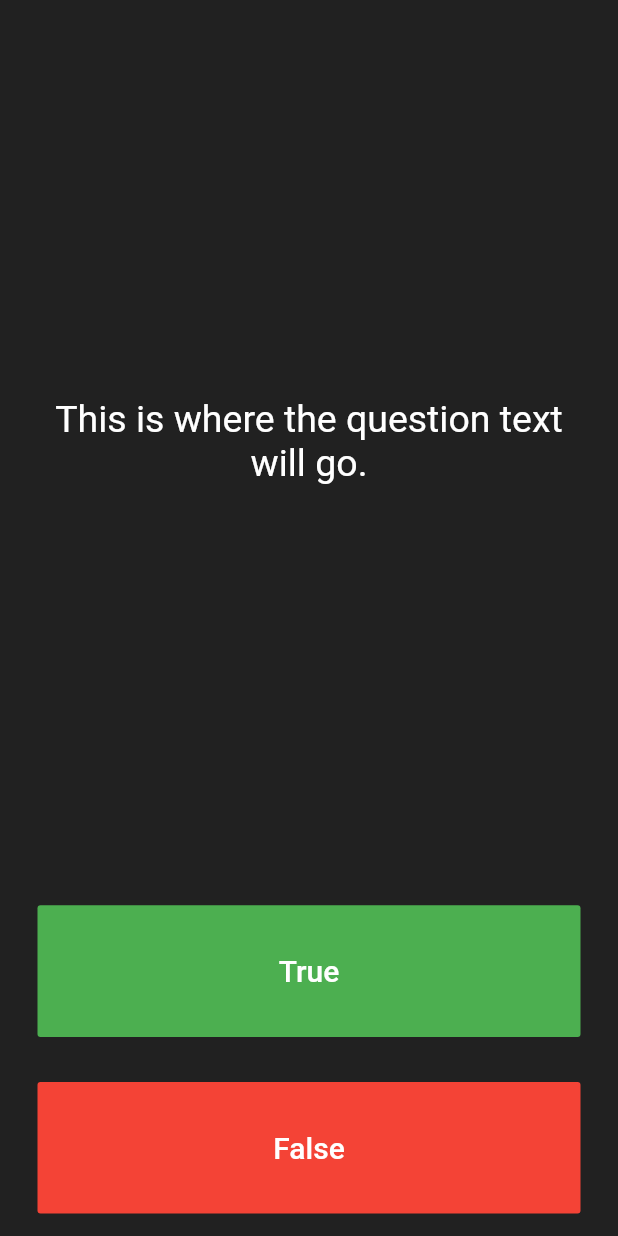
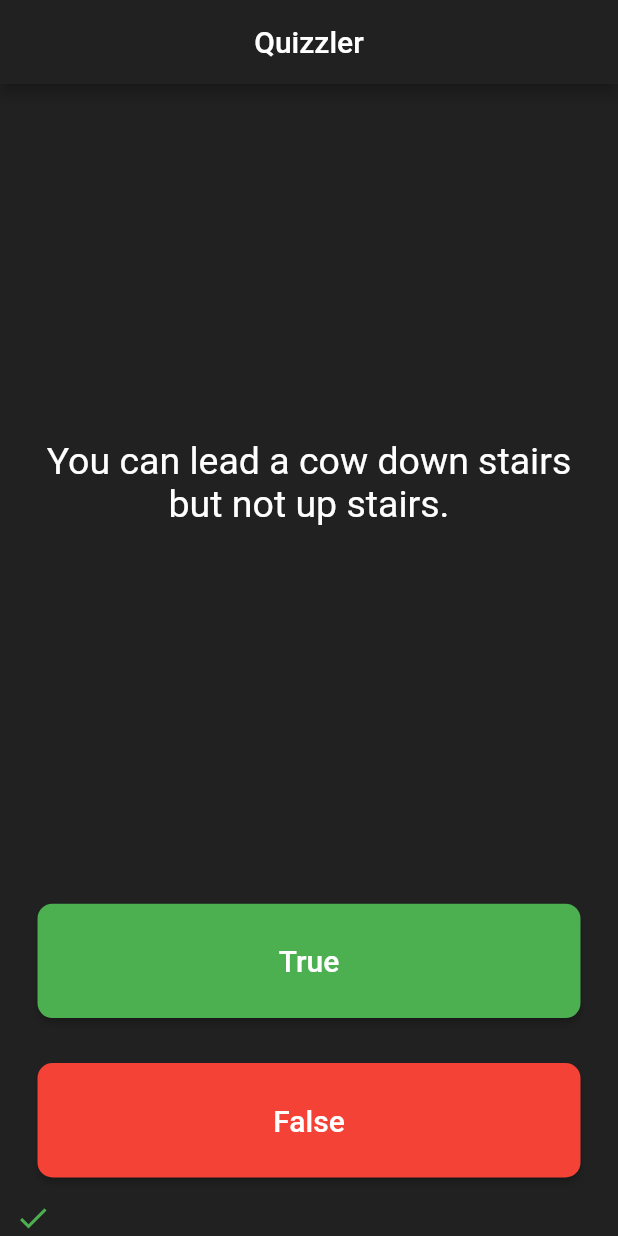
Before and after one commit to iamkishansharma/quizzler-flutter, a Flutter app: the screen it shows after launch, after a tap on "True", on a phone screen of 412 x 824 dp. Run offline on Flutter 3.47's test engine with Material 2 defaults, Android fonts, the phone set to English and light mode, and no system bars; our stand-ins replace rflutter_alert.

Commit message:
Challenge Completed

```diff
--- a/lib/main.dart
+++ b/lib/main.dart
@@ -1,4 +1,8 @@
 import 'package:flutter/material.dart';
+import 'quiz_brain.dart';
+import 'package:rflutter_alert/rflutter_alert.dart';
+
+QuizBrain quizBrain = new QuizBrain();
 
 void main() => runApp(Quizzler());
 
@@ -6,7 +10,13 @@ class Quizzler extends StatelessWidget {
   @override
   Widget build(BuildContext context) {
     return MaterialApp(
+      debugShowCheckedModeBanner: false,
       home: Scaffold(
+        appBar: AppBar(
+          title: Text('Quizzler'),
+          centerTitle: true,
+          backgroundColor: Colors.grey.shade900,
+        ),
         backgroundColor: Colors.grey.shade900,
         body: SafeArea(
           child: Padding(
@@ -25,6 +35,51 @@ class QuizPage extends StatefulWidget {
 }
 
 class _QuizPageState extends State<QuizPage> {
+  List<Icon> scoreKeeper = [];
+  void chekAnswer(bool userPickedAnswer) {
+    bool correctAnswer = quizBrain.getQuestionAnswer();
+
+    setState(() {
+      if (quizBrain.isFinished() == true) {
+        Alert(
+          context: context,
+          title: 'Finished!',
+          desc: 'You\'ve reached the end of the quiz.',
+        ).show();
+        quizBrain.reset();
+        scoreKeeper = [];
+      } else {
+        if (userPickedAnswer == correctAnswer) {
+          scoreKeeper.add(Icon(
+            Icons.check,
+            color: Colors.green,
+          ));
+        } else {
+          scoreKeeper.add(Icon(
+            Icons.close,
+            color: Colors.red,
+          ));
+        }
+        quizBrain.nextQuestion();
+      }
+    });
+  }
+
+  // List<String> questions = [
+  //   'You can lead a cow down stairs but not up stairs.',
+  //   'Approximately one quarter of human bones are in the feet.',
+  //   'A slug\'s blood is green.',
+  // ];
+
+  // List<bool> answers = [
+  //   false,
+  //   true,
+  //   true,
+  // ];
+
+  // Question q1 =
+  //     Question('You can lead a cow down stairs but not up stairs.', false);
+
   @override
   Widget build(BuildContext context) {
     return Column(
@@ -37,7 +92,7 @@ class _QuizPageState extends State<QuizPage> {
             padding: EdgeInsets.all(10.0),
             child: Center(
               child: Text(
-                'This is where the question text will go.',
+                quizBrain.getQuestionText(),
                 textAlign: TextAlign.center,
                 style: TextStyle(
                   fontSize: 25.0,
@@ -50,7 +105,7 @@ class _QuizPageState extends State<QuizPage> {
         Expanded(
           child: Padding(
             padding: EdgeInsets.all(15.0),
-            child: FlatButton(
+            child: MaterialButton(
               textColor: Colors.white,
               color: Colors.green,
               child: Text(
@@ -60,8 +115,11 @@ class _QuizPageState extends State<QuizPage> {
                   fontSize: 20.0,
                 ),
               ),
+              shape: RoundedRectangleBorder(
+                  borderRadius: BorderRadius.circular(10)),
               onPressed: () {
                 //The user picked true.
+                chekAnswer(true);
               },
             ),
           ),
@@ -69,7 +127,7 @@ class _QuizPageState extends State<QuizPage> {
         Expanded(
           child: Padding(
             padding: EdgeInsets.all(15.0),
-            child: FlatButton(
+            child: MaterialButton(
               color: Colors.red,
               child: Text(
                 'False',
@@ -78,20 +136,25 @@ class _QuizPageState extends State<QuizPage> {
                   color: Colors.white,
                 ),
               ),
+              shape: RoundedRectangleBorder(
+                  borderRadius: BorderRadius.circular(10)),
               onPressed: () {
                 //The user picked false.
+                chekAnswer(false);
               },
             ),
           ),
         ),
-        //TODO: Add a Row here as your score keeper
+        Row(
+          children: scoreKeeper,
+        )
       ],
     );
   }
 }
 
 /*
-question1: 'You can lead a cow down stairs but not up stairs.', false,
-question2: 'Approximately one quarter of human bones are in the feet.', true,
-question3: 'A slug\'s blood is green.', true,
+question1: ,
+question2: , true,
+question3: , true,
 */
--- /dev/null
+++ b/lib/question.dart
@@ -0,0 +1,8 @@
+class Question {
+  String questionText;
+  bool questionAnswer;
+  Question(String q, bool a) {
+    questionText = q;
+    questionAnswer = a;
+  }
+}
--- /dev/null
+++ b/lib/quiz_brain.dart
@@ -0,0 +1,58 @@
+import 'question.dart';
+
+class QuizBrain {
+  int _questionNumber = 0;
+  List<Question> _questionBank = [
+    Question('Some cats are actually allergic to humans', true),
+    Question('You can lead a cow down stairs but not up stairs.', false),
+    Question('Approximately one quarter of human bones are in the feet.', true),
+    Question('A slug\'s blood is green.', true),
+    Question('Buzz Aldrin\'s mother\'s maiden name was \"Moon\".', true),
+    Question('It is illegal to pee in the Ocean in Portugal.', true),
+    Question(
+        'No piece of square dry paper can be folded in half more than 7 times.',
+        false),
+    Question(
+        'In London, UK, if you happen to die in the House of Parliament, you are technically entitled to a state funeral, because the building is considered too sacred a place.',
+        true),
+    Question(
+        'The loudest sound produced by any animal is 188 decibels. That animal is the African Elephant.',
+        false),
+    Question(
+        'The total surface area of two human lungs is approximately 70 square metres.',
+        true),
+    Question('Google was originally called \"Backrub\".', true),
+    Question(
+        'Chocolate affects a dog\'s heart and nervous system; a few ounces are enough to kill a small dog.',
+        true),
+    Question(
+        'In West Virginia, USA, if you accidentally hit an animal with your car, you are free to take it home to eat.',
+        true),
+  ];
+
+  String getQuestionText() {
+    return _questionBank[_questionNumber].questionText;
+  }
+
+  bool getQuestionAnswer() {
+    return _questionBank[_questionNumber].questionAnswer;
+  }
+
+  void nextQuestion() {
+    if (_questionNumber < _questionBank.length - 1) {
+      _questionNumber++;
+    }
+  }
+
+  bool isFinished() {
+    if (_questionNumber >= _questionBank.length - 1) {
+      return true;
+    } else {
+      return false;
+    }
+  }
+
+  void reset() {
+    _questionNumber = 0;
+  }
+}
--- a/pubspec.yaml
+++ b/pubspec.yaml
@@ -19,6 +19,7 @@ dependencies:
   # The following adds the Cupertino Icons font to your application.
   # Use with the CupertinoIcons class for iOS style icons.
   cupertino_icons: ^0.1.2
+  rflutter_alert: ^1.0.3
 
 dev_dependencies:
   flutter_test:
```
